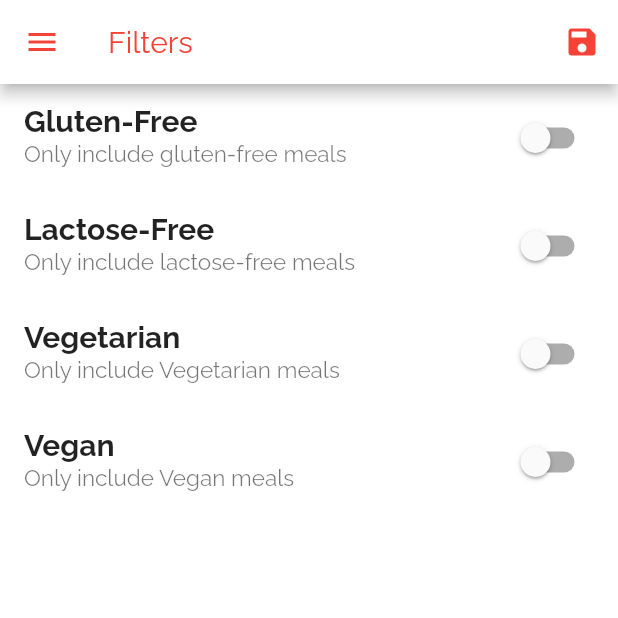
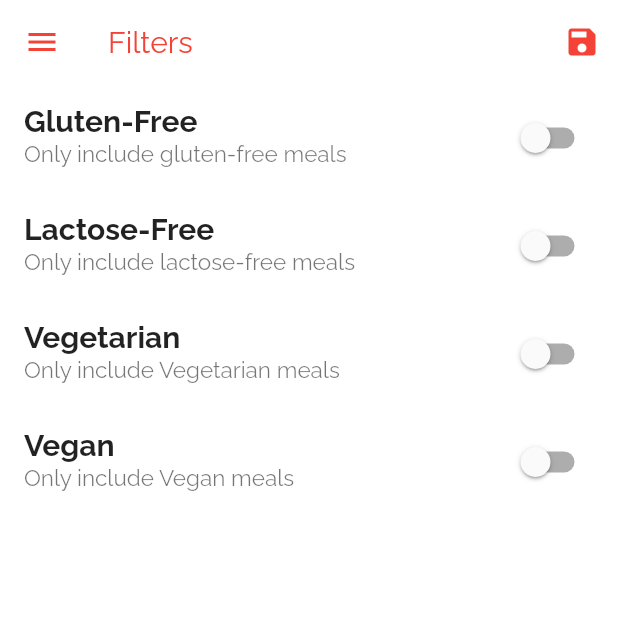
Before and after one commit to afrobeezy/Meals-App, a Flutter app: the FiltersScreen screen opened by its route, on a phone screen of 412 x 824 dp, the top half of it. Run offline on Flutter 3.47's test engine with Material 2 defaults, Android fonts, the phone set to English and light mode, and no system bars; network calls fail.

Commit message:
second commit

```diff
--- a/lib/screens/filters_screen.dart
+++ b/lib/screens/filters_screen.dart
@@ -53,10 +53,11 @@ class _FiltersScreenState extends State<FiltersScreen> {
   Widget build(BuildContext context) {
     return Scaffold(
         appBar: AppBar(
-          iconTheme: new IconThemeData(color: Theme.of(context).accentColor),
+          elevation: 0,
+          iconTheme: new IconThemeData(color: Colors.red),
           title: Text(
             'Filters',
-            style: TextStyle(color: Theme.of(context).accentColor),
+            style: TextStyle(color: Colors.red),
           ),
           actions: <Widget>[
             IconButton(
```
